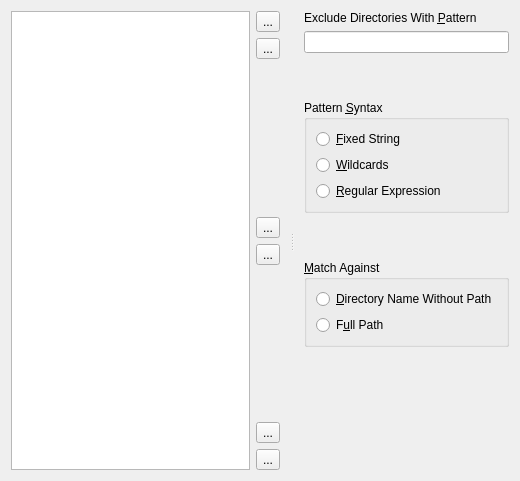
Before: the Qt Designer form src/exclude-rules-config-page.ui in shundhammer/qdirstat, drawn with Qt 5.
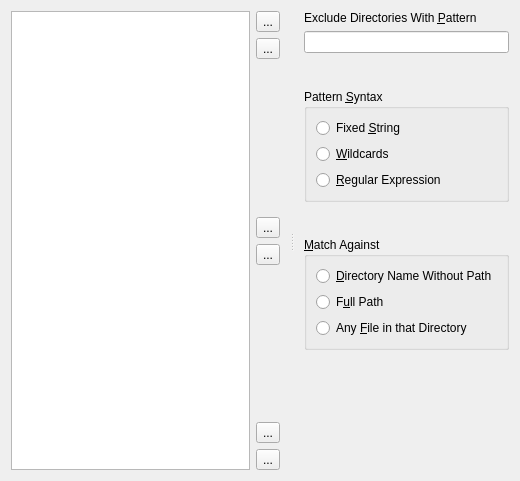
After: the same form once the commit is applied. Icons and pictures are not drawn.

Commit message: Added exclude rules matching any file child (GitHub issue #90)

What changed in the file:
```diff
--- a/src/exclude-rules-config-page.ui
+++ b/src/exclude-rules-config-page.ui
@@ -191,7 +191,7 @@
           <item>
            <widget class="QRadioButton" name="fixedStringRadioButton">
             <property name="text">
-             <string>&amp;Fixed String</string>
+             <string>Fixed &amp;String</string>
             </property>
            </widget>
           </item>
@@ -245,6 +245,13 @@
             </property>
            </widget>
           </item>
+          <item>
+           <widget class="QRadioButton" name="checkAnyFileChildRadioButton">
+            <property name="text">
+             <string>Any &amp;File in that Directory</string>
+            </property>
+           </widget>
+          </item>
          </layout>
         </widget>
        </item>
```
The commit also changes 6 other files.
